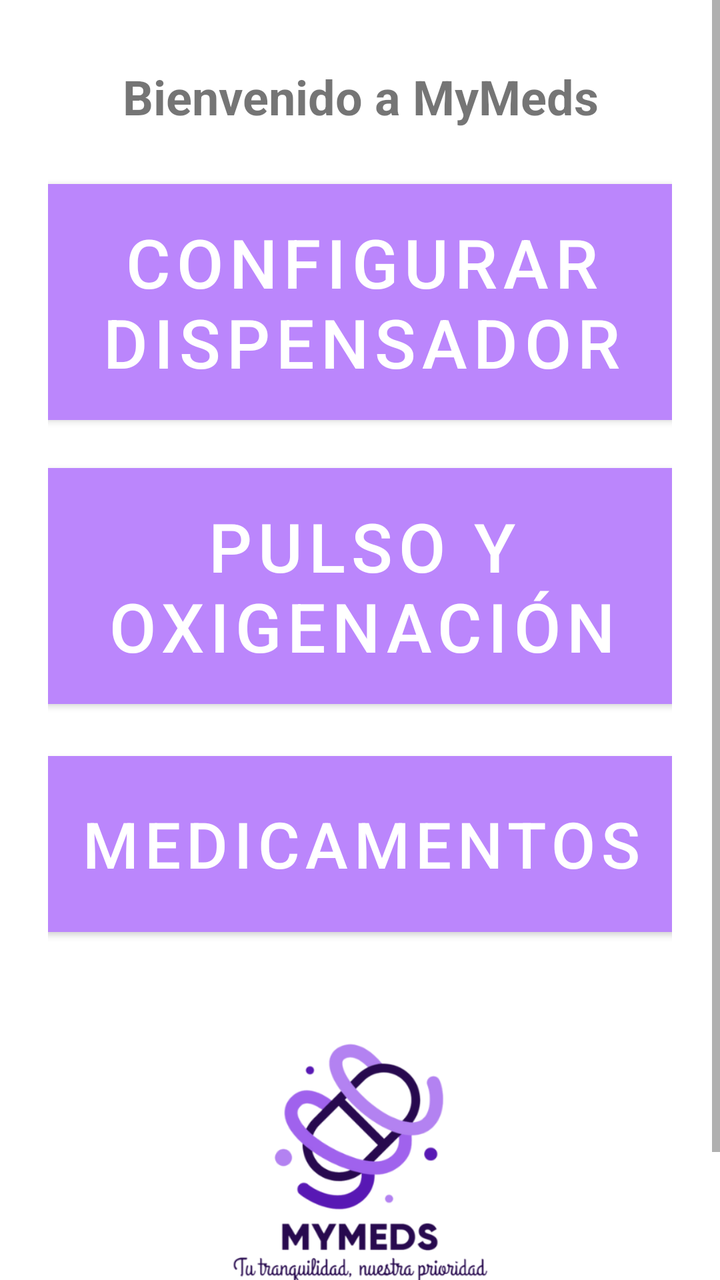
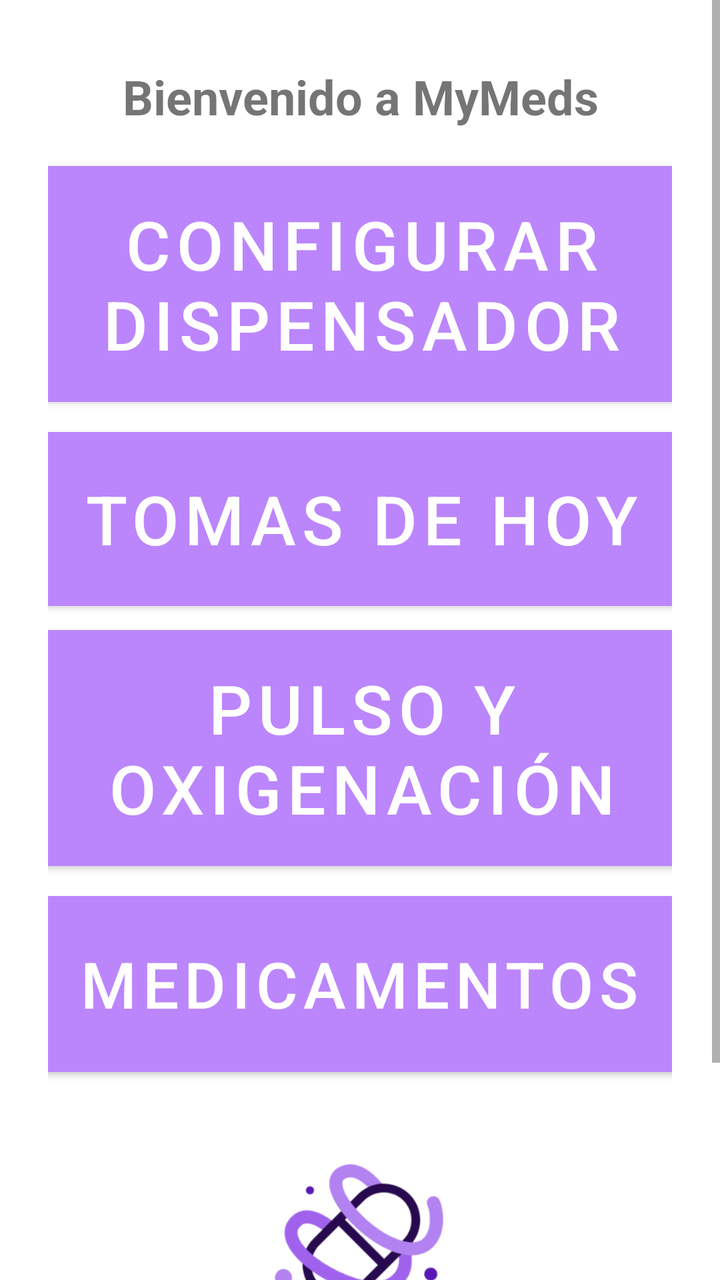

Before-and-after screenshots of an Android layout around one commit, followed by the original layout XML and the change that was made.
<!-- AndroidManifest.xml: application theme Theme.MyMeds -->
<!-- res/layout/fragment_home.xml -->
<?xml version="1.0" encoding="utf-8"?>
<ScrollView
    xmlns:android="http://schemas.android.com/apk/res/android"
    xmlns:app="http://schemas.android.com/apk/res-auto"
    xmlns:tools="http://schemas.android.com/tools"
    android:layout_width="match_parent"
    android:layout_height="match_parent"
    android:fillViewport="true">

    <androidx.constraintlayout.widget.ConstraintLayout
        android:layout_width="match_parent"
        android:layout_height="wrap_content"
        android:padding="24dp"
        >

        <TextView
            android:id="@+id/title"
            android:layout_width="0dp"
            android:layout_height="wrap_content"
            android:layout_marginStart="8dp"
            android:layout_marginTop="8dp"
            android:layout_marginEnd="8dp"
            android:text="Bienvenido a MyMeds"
            android:textAlignment="center"
            android:textSize="24sp"
            android:textStyle="bold"
            app:layout_constraintBottom_toBottomOf="parent"
            app:layout_constraintEnd_toEndOf="parent"
            app:layout_constraintHorizontal_bias="0.0"
            app:layout_constraintStart_toStartOf="parent"
            app:layout_constraintTop_toTopOf="parent"
            app:layout_constraintVertical_bias="0.0" />

        <Button
            android:id="@+id/button_conf"
            android:layout_width="330dp"
            android:layout_height="130dp"
            android:layout_marginTop="50dp"
            android:backgroundTint="@color/purple_200"
            android:text="Configurar dispensador"
            android:textSize="34sp"
            app:layout_constraintBottom_toTopOf="@+id/button_pulse"
            app:layout_constraintEnd_toEndOf="parent"
            app:layout_constraintHorizontal_bias="0.484"
            app:layout_constraintStart_toStartOf="parent"
            app:layout_constraintTop_toTopOf="parent" />

        <Button
            android:id="@+id/button_pulse"
            android:layout_width="330dp"
            android:layout_height="130dp"
            android:layout_marginTop="204dp"
            android:backgroundTint="@color/purple_200"
            android:text="PULSO Y OXIGENACIÓN"
            android:textSize="34sp"
            app:layout_constraintBottom_toTopOf="@+id/button_conf"
            app:layout_constraintEnd_toEndOf="parent"
            app:layout_constraintHorizontal_bias="0.484"
            app:layout_constraintStart_toStartOf="parent"
            app:layout_constraintTop_toTopOf="parent"
            app:layout_constraintVertical_bias="0.0" />

        <Button
            android:id="@+id/button_medicine"
            android:layout_width="330dp"
            android:layout_height="100dp"
            android:layout_marginTop="348dp"
            android:backgroundTint="@color/purple_200"
            android:text="MEDICAMENTOS"
            android:textSize="32sp"
            app:layout_constraintBottom_toTopOf="@+id/button_pulse"
            app:layout_constraintEnd_toEndOf="parent"
            app:layout_constraintHorizontal_bias="0.484"
            app:layout_constraintStart_toStartOf="parent"
            app:layout_constraintTop_toTopOf="parent"
            app:layout_constraintVertical_bias="0.0" />

        <ImageView
            android:id="@+id/logo"
            android:layout_width="200dp"
            android:layout_height="200dp"
            android:layout_marginTop="15dp"
            android:contentDescription="@string/app_name"
            android:scaleType="fitCenter"
            android:src="@drawable/logo_mymeds"
            app:layout_constraintBottom_toBottomOf="parent"
            app:layout_constraintEnd_toEndOf="parent"
            app:layout_constraintHorizontal_bias="0.496"
            app:layout_constraintStart_toStartOf="parent"
            app:layout_constraintTop_toBottomOf="@id/button_medicine"
            app:layout_constraintVertical_bias="1.0" />

    </androidx.constraintlayout.widget.ConstraintLayout>
</ScrollView>
<!-- resources referenced by this layout -->
<resources>
  <color name="purple_200">#FFBB86FC</color>
  <!-- drawable logo_mymeds: png bitmap (drawable, 76079 bytes) -->
  <string name="app_name">MyMeds</string>
  <style name="Theme.MyMeds" parent="Theme.MaterialComponents.DayNight.NoActionBar">
          <item name="colorPrimary">@color/purple_200</item>
          <item name="colorPrimaryDark">@color/purple_700</item>
          <item name="colorAccent">@color/teal_200</item>
  
          <item name="android:statusBarColor">@color/purple_200</item>
      </style>
  <color name="purple_700">#FF3700B3</color>
  <color name="teal_200">#FF03DAC5</color>
</resources>

<!-- the commit's change to res/layout/fragment_home.xml (unified diff, before → after) -->
@@ -39,21 +39,36 @@
             android:backgroundTint="@color/purple_200"
             android:text="Configurar dispensador"
             android:textSize="34sp"
-            app:layout_constraintBottom_toTopOf="@+id/button_pulse"
+            app:layout_constraintBottom_toTopOf="@+id/button_today_takes"
             app:layout_constraintEnd_toEndOf="parent"
             app:layout_constraintHorizontal_bias="0.484"
             app:layout_constraintStart_toStartOf="parent"
             app:layout_constraintTop_toTopOf="parent" />
 
         <Button
+            android:id="@+id/button_today_takes"
+            android:layout_width="330dp"
+            android:layout_height="99dp"
+            android:layout_marginTop="50dp"
+            android:backgroundTint="@color/purple_200"
+            android:text="Tomas de hoy"
+            android:textSize="34sp"
+            app:layout_constraintBottom_toTopOf="@+id/button_pulse"
+            app:layout_constraintEnd_toEndOf="parent"
+            app:layout_constraintHorizontal_bias="0.482"
+            app:layout_constraintStart_toStartOf="parent"
+            app:layout_constraintTop_toTopOf="parent"
+            app:layout_constraintVertical_bias="1.0" />
+
+        <Button
             android:id="@+id/button_pulse"
             android:layout_width="330dp"
             android:layout_height="130dp"
-            android:layout_marginTop="204dp"
+            android:layout_marginTop="285dp"
             android:backgroundTint="@color/purple_200"
             android:text="PULSO Y OXIGENACIÓN"
             android:textSize="34sp"
-            app:layout_constraintBottom_toTopOf="@+id/button_conf"
+            app:layout_constraintBottom_toTopOf="@+id/button_today_takes"
             app:layout_constraintEnd_toEndOf="parent"
             app:layout_constraintHorizontal_bias="0.484"
             app:layout_constraintStart_toStartOf="parent"
@@ -64,13 +79,13 @@
             android:id="@+id/button_medicine"
             android:layout_width="330dp"
             android:layout_height="100dp"
-            android:layout_marginTop="348dp"
+            android:layout_marginTop="418dp"
             android:backgroundTint="@color/purple_200"
             android:text="MEDICAMENTOS"
             android:textSize="32sp"
             app:layout_constraintBottom_toTopOf="@+id/button_pulse"
             app:layout_constraintEnd_toEndOf="parent"
-            app:layout_constraintHorizontal_bias="0.484"
+            app:layout_constraintHorizontal_bias="0.545"
             app:layout_constraintStart_toStartOf="parent"
             app:layout_constraintTop_toTopOf="parent"
             app:layout_constraintVertical_bias="0.0" />
@@ -79,7 +94,7 @@
             android:id="@+id/logo"
             android:layout_width="200dp"
             android:layout_height="200dp"
-            android:layout_marginTop="15dp"
+            android:layout_marginTop="5dp"
             android:contentDescription="@string/app_name"
             android:scaleType="fitCenter"
             android:src="@drawable/logo_mymeds"
@@ -88,7 +103,7 @@
             app:layout_constraintHorizontal_bias="0.496"
             app:layout_constraintStart_toStartOf="parent"
             app:layout_constraintTop_toBottomOf="@id/button_medicine"
-            app:layout_constraintVertical_bias="1.0" />
+            app:layout_constraintVertical_bias="0.0" />
 
     </androidx.constraintlayout.widget.ConstraintLayout>
 </ScrollView>
